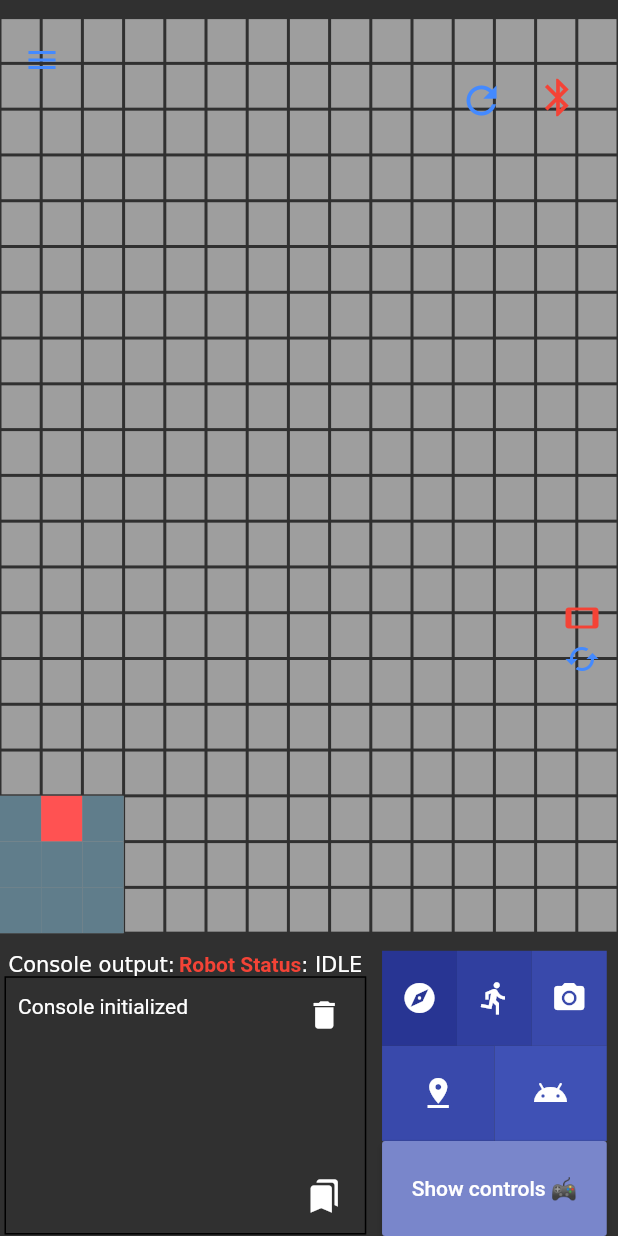
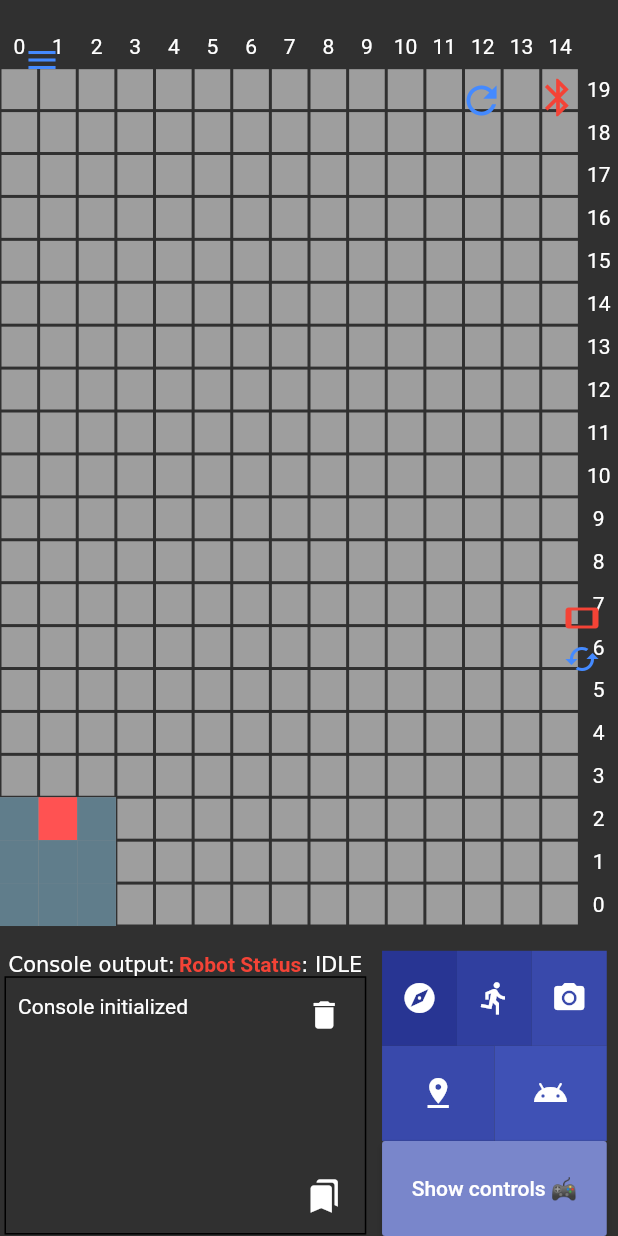
Before and after one commit to ngljie97/ay2021mdp_grp5, a Flutter app: the screen it shows after launch, on a phone screen of 412 x 824 dp. Run offline on Flutter 3.47's test engine with Material 2 defaults, Android fonts, the phone set to English and light mode, and no system bars; drawn by our look-alikes of scrollable_positioned_list; our stand-ins replace flutter_bluetooth_serial, sensors, shared_preferences.

Commit message:
Added grid labels

```diff
--- a/android_remote/lib/main.dart
+++ b/android_remote/lib/main.dart
@@ -447,14 +447,14 @@ class _MyHomePageState extends State<MyHomePage> {
             padding: EdgeInsets.fromLTRB(0, 0, 0, 0),
             child: GridView.builder(
                 gridDelegate: SliverGridDelegateWithFixedCrossAxisCount(
-                  crossAxisCount: 15,
+                  crossAxisCount: 16,
                   childAspectRatio: MediaQuery.of(context).size.width /
                       (MediaQuery.of(context).size.height / 1.8),
                   crossAxisSpacing: 0,
                   mainAxisSpacing: 0,
                 ),
                 shrinkWrap: true,
-                itemCount: 15 * 20,
+                itemCount: 16 * 21,
                 itemBuilder: (BuildContext context, int index) {
                   return _resolveGridItem(context, index);
                 }),
@@ -466,8 +466,8 @@ class _MyHomePageState extends State<MyHomePage> {
 
   Widget _resolveGridItem(BuildContext context, int index) {
     int x, y = 0;
-    x = 19 - (index / 15).floor();
-    y = (index % 15);
+    x = 20 - (index / 16).floor();
+    y = (index % 16);
 
     void onTapFunction() {
       if (_setWayPoint) {
@@ -498,6 +498,15 @@ class _MyHomePageState extends State<MyHomePage> {
       }
     }
 
+    if (x == 20 && y == 15) return Text('');
+    if (x == 20)
+      return Center(
+        child: Text('$y'),
+      );
+    if (y == 15)
+      return Center(
+        child: Text('$x'),
+      );
     return globals.arena.getArenaState(x, y, onTapFunction);
   }
 
@@ -1028,3 +1037,25 @@ class _MyHomePageState extends State<MyHomePage> {
         });
   }
 }
+
+List<Widget> _getLabels(int i, bool isX) {
+  List<Widget> labels = new List<Widget>();
+
+  if (isX)
+    labels.add(Container(
+      child: Text(''),
+    ));
+
+  while (i >= 0) {
+    labels.add(Container(
+      child: (isX)
+          ? Text(
+              '$i',
+            )
+          : Text('${14 - i}'),
+    ));
+    i--;
+  }
+
+  return labels;
+}
--- a/android_remote/lib/model/arena.dart
+++ b/android_remote/lib/model/arena.dart
@@ -218,8 +218,6 @@ class Arena {
   void removeExplored(int x, int y) {
     this._explorationStatus[x][y] = 0;
   }
-
-  void refreshArena() {}
 
   Widget getArenaState(int x, int y, Function onTapFunction) {
     String item = isRobot(x, y);
--- a/android_remote/lib/modules/bluetooth_manager.dart
+++ b/android_remote/lib/modules/bluetooth_manager.dart
@@ -142,8 +142,8 @@ class BluetoothController {
         streamController.add('Message sent to Bluetooth device: [$text]');
       } catch (e) {
         // Ignore error, but notify state
-        streamController.add('Disconnected remotely!');
-
+        streamController.add(
+            'Could not send to remote Bluetooth device! Please check connection.');
         //this.disconnect();
       }
     }
```
